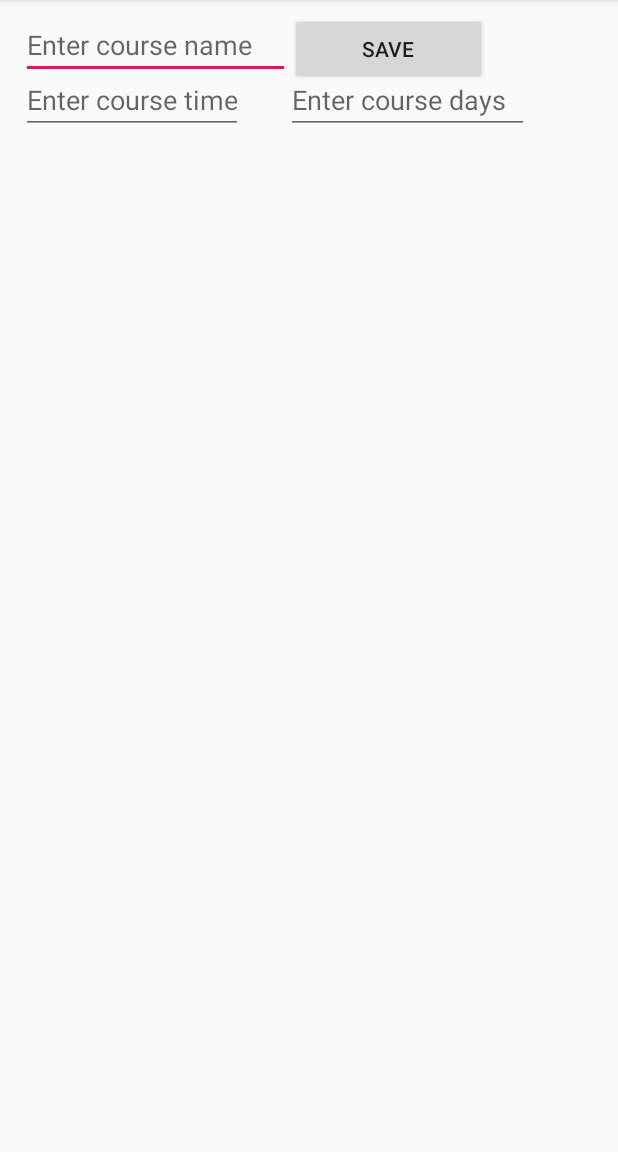
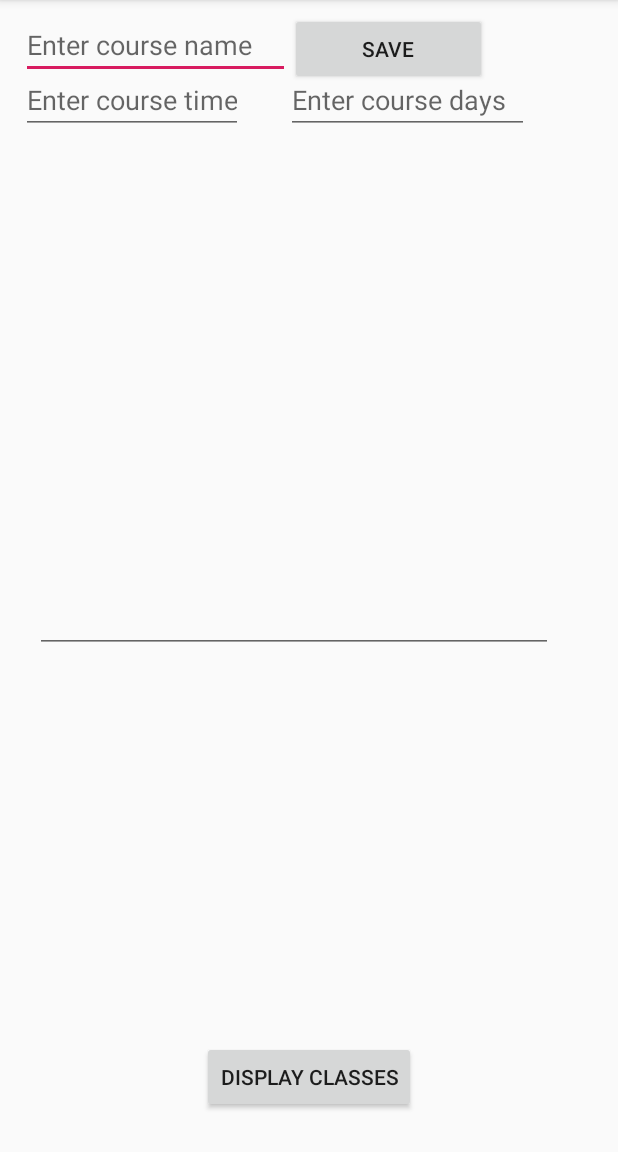
Before and after one commit to alyazyah/sister-software, an Android app: the MidSemester screen opened directly, with no data from a screen before it, on a phone screen of 412 x 824 dp, the part 84-1236 px from its top. Run offline under Robolectric (Android 15) with nearby library versions, the phone set to English and light mode, and no system bars.

Commit message:
Add files via upload

```diff
--- a/app/src/main/res/layout/activity_mid_semester.xml
+++ b/app/src/main/res/layout/activity_mid_semester.xml
@@ -39,6 +39,7 @@
         android:layout_marginStart="0dp"
         android:layout_marginTop="1dp"
         android:layout_toEndOf="@+id/Name"
+        android:onClick="saveInfo"
         android:text="Save" />
 
     <EditText
@@ -76,4 +77,39 @@
         android:hint="Enter course days"
         android:inputType="textPersonName" />
 
+    <Button
+        android:id="@+id/button"
+        android:layout_width="wrap_content"
+        android:layout_height="wrap_content"
+        android:layout_alignParentBottom="true"
+        android:layout_centerHorizontal="true"
+        android:layout_marginBottom="26dp"
+        android:onClick="displayData"
+        android:text="Display Classes" />
+
+    <EditText
+        android:id="@+id/displayText"
+        android:layout_width="345dp"
+        android:layout_height="330dp"
+        android:layout_alignParentStart="true"
+        android:layout_alignParentLeft="true"
+        android:layout_alignParentTop="true"
+        android:layout_marginStart="23dp"
+        android:layout_marginLeft="23dp"
+        android:layout_marginTop="105dp"
+        android:ems="10"
+        android:inputType="textPersonName" />
+
+    <android.support.v7.widget.RecyclerView
+        android:id="@+id/midsemester"
+        android:layout_width="match_parent"
+        android:layout_height="match_parent"
+        android:layout_alignParentStart="true"
+        android:layout_alignParentLeft="true"
+        android:layout_alignParentTop="true"
+        android:layout_marginStart="18dp"
+        android:layout_marginLeft="18dp"
+        android:layout_marginTop="93dp" />
+
+
 </RelativeLayout>
```
